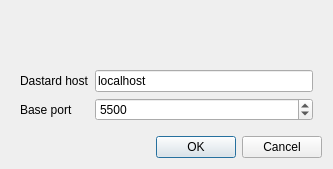
Before: the Qt Designer form dastardcommander/ui/host_port.ui in usnistgov/dastardcommander, drawn with Qt 5.
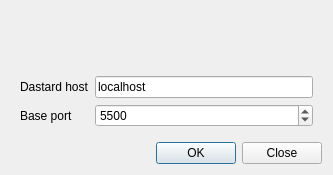
After: the same form once the commit is applied. Icons and pictures are not drawn.

Commit message: Change startup GUI button from "Cancel" -> "Close"

Patch:
```diff
--- a/dastardcommander/ui/host_port.ui
+++ b/dastardcommander/ui/host_port.ui
@@ -10,7 +10,7 @@
     <x>0</x>
     <y>0</y>
     <width>333</width>
-    <height>169</height>
+    <height>175</height>
    </rect>
   </property>
   <property name="windowTitle">
@@ -112,7 +112,7 @@
       <enum>Qt::Horizontal</enum>
      </property>
      <property name="standardButtons">
-      <set>QDialogButtonBox::Cancel|QDialogButtonBox::Ok</set>
+      <set>QDialogButtonBox::Close|QDialogButtonBox::Ok</set>
      </property>
     </widget>
    </item>
```
